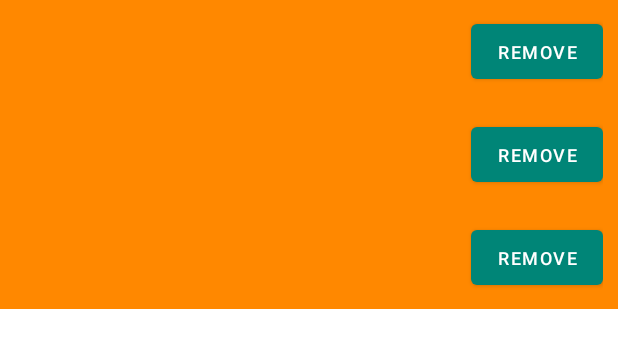
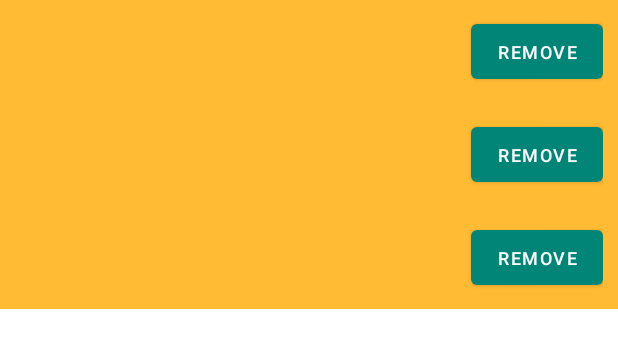
Before and after one commit to and13020/Budget_App, an Android app: the layout fragment_home.xml on its own in the app's theme, with its tools: preview values and no code run, on a phone screen of 412 x 824 dp. Shown: the top 348 px of the screen. Run offline under Robolectric (Android 15) with nearby library versions, the phone set to English and light mode, and no system bars.

Commit message:
Added divider to each recyclerView list_item. Changed background color of list_item elements to lighter color.

```diff
--- /dev/null
+++ b/app/src/main/res/drawable-v24/list_item_divider.xml
@@ -0,0 +1,6 @@
+<?xml version="1.0" encoding="utf-8"?>
+<shape xmlns:android="http://schemas.android.com/apk/res/android" android:shape="rectangle">
+    <size android:width="1dp"
+        android:height="0.5dp"/>
+    <solid android:color="#000000"/>
+</shape>
--- a/app/src/main/res/layout/fragment_home.xml
+++ b/app/src/main/res/layout/fragment_home.xml
@@ -11,8 +11,9 @@
             android:id="@+id/recyclerView"
             android:layout_width="match_parent"
             android:layout_height="wrap_content"
-            android:background="@android:color/holo_orange_dark"
-            android:scrollbars="vertical"
+            android:background="@android:color/holo_orange_light"
+            android:scrollbars="horizontal"
+            android:orientation="vertical"
             app:layoutManager="androidx.recyclerview.widget.LinearLayoutManager"
             app:layout_constraintBottom_toBottomOf="parent"
             app:layout_constraintEnd_toEndOf="parent"
--- a/app/src/main/res/layout/list_item.xml
+++ b/app/src/main/res/layout/list_item.xml
@@ -8,6 +8,7 @@
     </data>
 
     <LinearLayout
+        android:id="@+id/list_item_layout"
         android:layout_width="match_parent"
         android:layout_height="wrap_content"
         android:padding="10dp">
```
Also changed, not shown: app/src/main/java/com/example/budget_tracker/ui/home/HomeFragment.java (+12 -0 lines).
